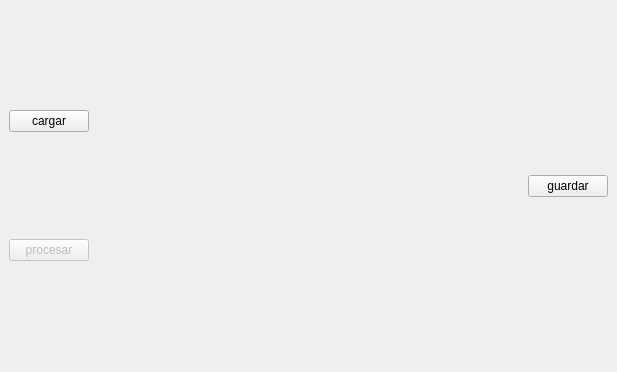
Old version of the form Actividad7/Actividad7_qt/mainwindow.ui in the repository nlandau91/Procesamiento-de-Imagenes.
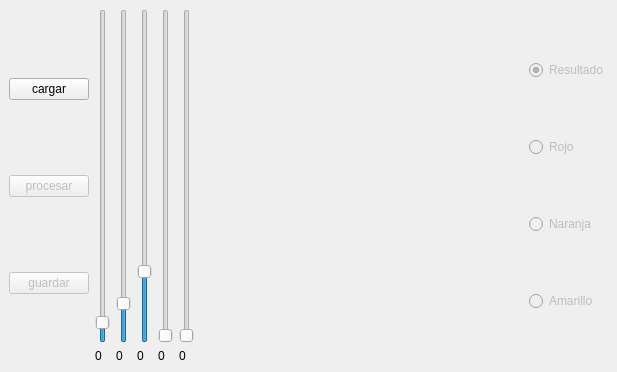
New version of the form.

Patch:
```diff
--- a/Actividad7/Actividad7_qt/mainwindow.ui
+++ b/Actividad7/Actividad7_qt/mainwindow.ui
@@ -36,6 +36,118 @@
           </property>
          </widget>
         </item>
+        <item>
+         <widget class="QPushButton" name="btn_save">
+          <property name="enabled">
+           <bool>false</bool>
+          </property>
+          <property name="text">
+           <string>guardar</string>
+          </property>
+         </widget>
+        </item>
+       </layout>
+      </item>
+      <item>
+       <layout class="QVBoxLayout" name="verticalLayout_3">
+        <item>
+         <widget class="QSlider" name="verticalSlider">
+          <property name="value">
+           <number>4</number>
+          </property>
+          <property name="orientation">
+           <enum>Qt::Vertical</enum>
+          </property>
+         </widget>
+        </item>
+        <item>
+         <widget class="QLabel" name="label">
+          <property name="text">
+           <string>0</string>
+          </property>
+         </widget>
+        </item>
+       </layout>
+      </item>
+      <item>
+       <layout class="QVBoxLayout" name="verticalLayout_4">
+        <item>
+         <widget class="QSlider" name="verticalSlider_2">
+          <property name="maximum">
+           <number>999</number>
+          </property>
+          <property name="value">
+           <number>99</number>
+          </property>
+          <property name="orientation">
+           <enum>Qt::Vertical</enum>
+          </property>
+         </widget>
+        </item>
+        <item>
+         <widget class="QLabel" name="label_2">
+          <property name="text">
+           <string>0</string>
+          </property>
+         </widget>
+        </item>
+       </layout>
+      </item>
+      <item>
+       <layout class="QVBoxLayout" name="verticalLayout_5">
+        <item>
+         <widget class="QSlider" name="verticalSlider_3">
+          <property name="value">
+           <number>20</number>
+          </property>
+          <property name="orientation">
+           <enum>Qt::Vertical</enum>
+          </property>
+         </widget>
+        </item>
+        <item>
+         <widget class="QLabel" name="label_3">
+          <property name="text">
+           <string>0</string>
+          </property>
+         </widget>
+        </item>
+       </layout>
+      </item>
+      <item>
+       <layout class="QVBoxLayout" name="verticalLayout_6">
+        <item>
+         <widget class="QSlider" name="verticalSlider_4">
+          <property name="orientation">
+           <enum>Qt::Vertical</enum>
+          </property>
+         </widget>
+        </item>
+        <item>
+         <widget class="QLabel" name="label_4">
+          <property name="text">
+           <string>0</string>
+          </property>
+         </widget>
+        </item>
+       </layout>
+      </item>
+      <item>
+       <layout class="QVBoxLayout" name="verticalLayout_7">
+        <item>
+         <widget class="QSlider" name="verticalSlider_5">
+          <property name="orientation">
+           <enum>Qt::Vertical</enum>
+          </property>
+         </widget>
+        </item>
+        <item>
+         <widget class="QLabel" name="label_5">
+          <property name="text">
+           <string>0</string>
+          </property>
+         </widget>
+        </item>
        </layout>
       </item>
       <item>
@@ -52,11 +164,51 @@
        </widget>
       </item>
       <item>
-       <widget class="QPushButton" name="btn_save">
-        <property name="text">
-         <string>guardar</string>
-        </property>
-       </widget>
+       <layout class="QVBoxLayout" name="verticalLayout_2">
+        <item>
+         <widget class="QRadioButton" name="radioBtn_result">
+          <property name="enabled">
+           <bool>false</bool>
+          </property>
+          <property name="text">
+           <string>Resultado</string>
+          </property>
+          <property name="checked">
+           <bool>true</bool>
+          </property>
+         </widget>
+        </item>
+        <item>
+         <widget class="QRadioButton" name="radioBtn_rojo">
+          <property name="enabled">
+           <bool>false</bool>
+          </property>
+          <property name="text">
+           <string>Rojo</string>
+          </property>
+         </widget>
+        </item>
+        <item>
+         <widget class="QRadioButton" name="radioBtn_naranja">
+          <property name="enabled">
+           <bool>false</bool>
+          </property>
+          <property name="text">
+           <string>Naranja</string>
+          </property>
+         </widget>
+        </item>
+        <item>
+         <widget class="QRadioButton" name="radioBtn_amarillo">
+          <property name="enabled">
+           <bool>false</bool>
+          </property>
+          <property name="text">
+           <string>Amarillo</string>
+          </property>
+         </widget>
+        </item>
+       </layout>
       </item>
      </layout>
     </item>
```
